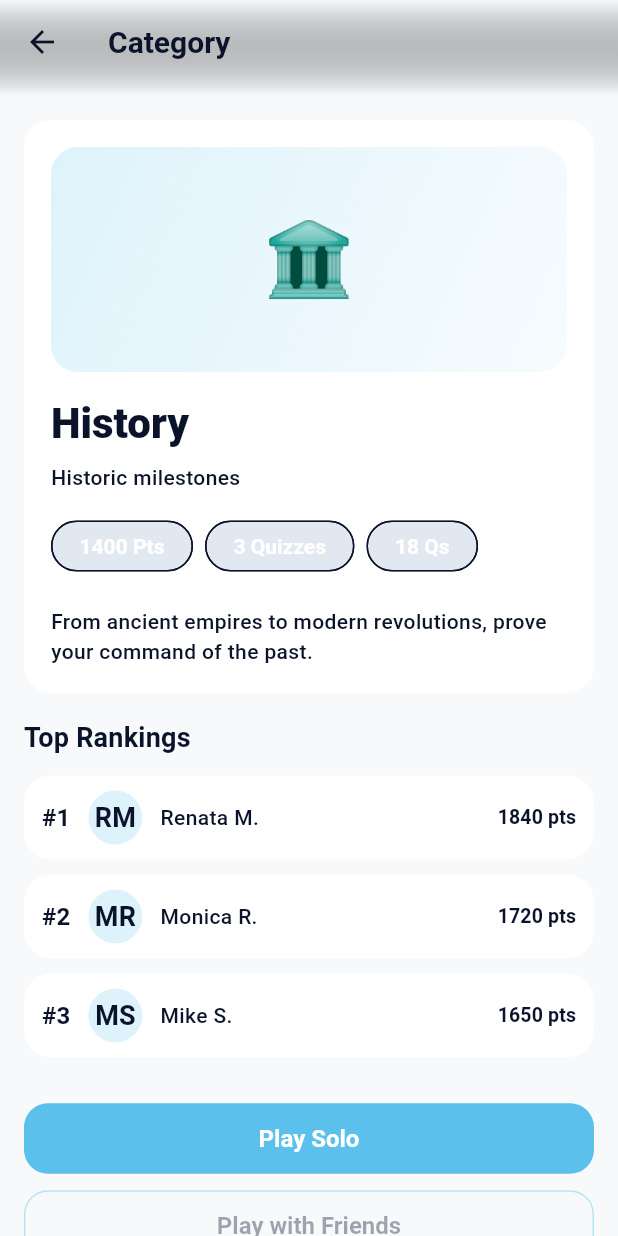
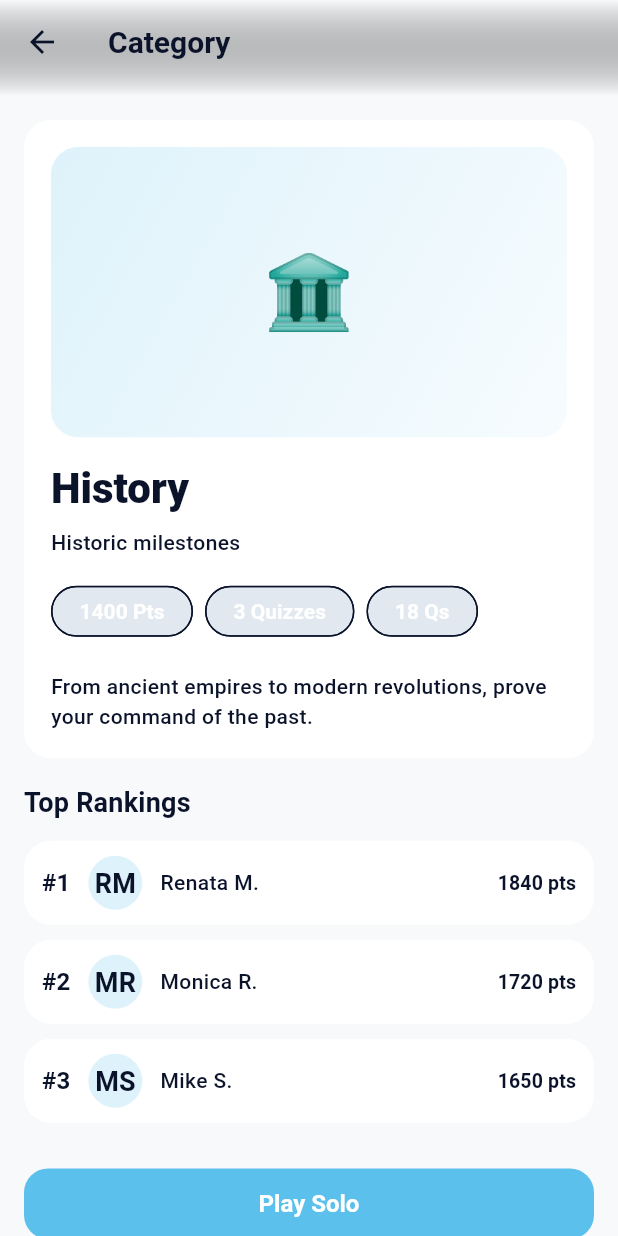
Before and after one commit to mleikam1/brainduel, a Flutter app: the CategoriesScreen screen opened by its route, after a tap on "🏛️", on a phone screen of 412 x 824 dp. Run offline on Flutter 3.47's test engine with Material 3 defaults, Android fonts, the phone set to English and light mode, and no system bars; our stand-ins replace flutter_riverpod, go_router, share_plus, shared_preferences; missing offline and left inert: dart:html; accounts and stored records are empty.

Commit message:
Refactor cards to avoid layout overflows

```diff
--- a/lib/screens/categories_screen.dart
+++ b/lib/screens/categories_screen.dart
@@ -27,9 +27,17 @@ class _CategoriesScreenState extends ConsumerState<CategoriesScreen> {
       child: asyncCats.when(
         data: (cats) {
           final filtered = cats.where((c) => c.title.toLowerCase().contains(_query.toLowerCase())).toList();
-          return Padding(
+          return LayoutBuilder(
+            builder: (context, constraints) {
+              const spacing = 12.0;
+              final columnCount = (constraints.maxWidth / 220).floor().clamp(1, 3).toInt();
+              final totalSpacing = spacing * (columnCount - 1);
+              final cardWidth = (constraints.maxWidth - totalSpacing) / columnCount;
+
+              return SingleChildScrollView(
                 padding: const EdgeInsets.all(BrainDuelSpacing.sm),
                 child: Column(
+                  mainAxisSize: MainAxisSize.min,
                   children: [
                     TextField(
                       decoration: const InputDecoration(
@@ -39,27 +47,23 @@ class _CategoriesScreenState extends ConsumerState<CategoriesScreen> {
                       onChanged: (value) => setState(() => _query = value),
                     ),
                     const SizedBox(height: 16),
-                Expanded(
-                  child: filtered.isEmpty
-                      ? const Center(
+                    if (filtered.isEmpty)
+                      const Center(
                         child: Text(
                           'No categories found.',
                           maxLines: 1,
                           overflow: TextOverflow.ellipsis,
                         ),
                       )
-                      : GridView.builder(
-                    gridDelegate: const SliverGridDelegateWithFixedCrossAxisCount(
-                      crossAxisCount: 2,
-                      crossAxisSpacing: 12,
-                      mainAxisSpacing: 12,
-                      childAspectRatio: 0.88,
-                    ),
-                    itemCount: filtered.length,
-                    itemBuilder: (context, i) {
-                      final c = filtered[i];
+                    else
+                      Wrap(
+                        spacing: spacing,
+                        runSpacing: spacing,
+                        children: filtered.map((c) {
                           final detail = ref.read(categoryDetailProvider(c));
-                      return CategoryCard(
+                          return SizedBox(
+                            width: cardWidth,
+                            child: CategoryCard(
                               category: c,
                               subtitle: detail.subtitle,
                               points: detail.points,
@@ -70,12 +74,14 @@ class _CategoriesScreenState extends ConsumerState<CategoriesScreen> {
                                   extra: c.id,
                                 );
                               },
+                            ),
                           );
-                    },
-                  ),
+                        }).toList(),
                       ),
                   ],
                 ),
+              );
+            },
           );
         },
         loading: () => const Center(child: CircularProgressIndicator()),
--- a/lib/screens/category_detail_screen.dart
+++ b/lib/screens/category_detail_screen.dart
@@ -37,8 +37,9 @@ class CategoryDetailScreen extends ConsumerWidget {
                 child: Column(
                   crossAxisAlignment: CrossAxisAlignment.start,
                   children: [
-                    Container(
-                      height: 150,
+                    AspectRatio(
+                      aspectRatio: 16 / 9,
+                      child: DecoratedBox(
                         decoration: BoxDecoration(
                           borderRadius: BorderRadius.circular(18),
                           gradient: LinearGradient(
@@ -52,6 +53,7 @@ class CategoryDetailScreen extends ConsumerWidget {
                         ),
                         child: Center(
                           child: Text(category.icon, style: const TextStyle(fontSize: 48)),
+                        ),
                       ),
                     ),
                     const SizedBox(height: 16),
--- a/lib/widgets/category_card.dart
+++ b/lib/widgets/category_card.dart
@@ -24,21 +24,22 @@ class CategoryCard extends StatelessWidget {
   Widget build(BuildContext context) {
     return BDCard(
       onTap: onTap,
-      // RenderFlex overflow diagnosis: a Spacer inside a grid-constrained card
-      // forced stat pills below the visible bounds. Fix by shrink-wrapping the
-      // column and letting pills wrap within available space.
+      // Overflow-safe card layout: shrink-wrap the column and wrap badges so
+      // the card grows vertically with content in grids/lists.
       child: Column(
         mainAxisSize: MainAxisSize.min,
         crossAxisAlignment: CrossAxisAlignment.start,
         children: [
-          Container(
-            height: 44,
-            width: 44,
+          Row(
+            mainAxisSize: MainAxisSize.min,
+            children: [
+              DecoratedBox(
                 decoration: BoxDecoration(
                   color: BrainDuelColors.glacier.withOpacity(0.12),
                   borderRadius: const BorderRadius.all(BrainDuelRadii.sm),
                 ),
-            child: Center(
+                child: Padding(
+                  padding: const EdgeInsets.all(10),
                   child: Text(
                     category.icon,
                     style: const TextStyle(fontSize: 22),
@@ -47,7 +48,9 @@ class CategoryCard extends StatelessWidget {
                   ),
                 ),
               ),
-          const SizedBox(height: 12),
+            ],
+          ),
+          const SizedBox(height: 8),
           Text(
             category.title,
             style: Theme.of(context).textTheme.titleSmall,
@@ -61,10 +64,10 @@ class CategoryCard extends StatelessWidget {
             maxLines: 2,
             overflow: TextOverflow.ellipsis,
           ),
-          const SizedBox(height: 12),
+          const SizedBox(height: 8),
           Wrap(
-            spacing: 6,
-            runSpacing: 6,
+            spacing: 8,
+            runSpacing: 8,
             children: [
               BDStatPill(label: 'Qs', value: '$questionCount'),
               BDStatPill(label: 'Pts', value: '$points'),
```
Also changed, not shown: lib/screens/home_screen.dart (+25 -22 lines), lib/screens/seasonal_event_screen.dart (+37 -16 lines), lib/widgets/trivia_question_view.dart (+8 -6 lines). Lines whose indentation alone changed are shown as unchanged.
